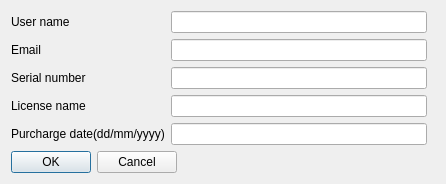
Above: unitrequestdialog.ui from rigexpert/AntScope2 before the change. Below: the same form after it.
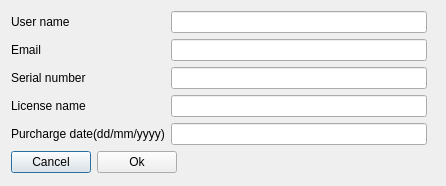
That is the form after the change.

```diff
--- a/unitrequestdialog.ui
+++ b/unitrequestdialog.ui
@@ -7,7 +7,7 @@
     <x>0</x>
     <y>0</y>
     <width>446</width>
-    <height>184</height>
+    <height>186</height>
    </rect>
   </property>
   <property name="windowTitle">
@@ -84,14 +84,22 @@
     </layout>
    </item>
    <item row="1" column="0">
-    <widget class="QDialogButtonBox" name="buttonBox">
-     <property name="orientation">
-      <enum>Qt::Horizontal</enum>
-     </property>
-     <property name="standardButtons">
-      <set>QDialogButtonBox::Cancel|QDialogButtonBox::Ok</set>
-     </property>
-    </widget>
+    <layout class="QHBoxLayout" name="horizontalLayout">
+     <item>
+      <widget class="QPushButton" name="pushButtonCancel">
+       <property name="text">
+        <string>Cancel</string>
+       </property>
+      </widget>
+     </item>
+     <item>
+      <widget class="QPushButton" name="pushButtonOk">
+       <property name="text">
+        <string>Ok</string>
+       </property>
+      </widget>
+     </item>
+    </layout>
    </item>
   </layout>
  </widget>
```
Left out of the diff: 35 changed lines with no effect on the pictures.
